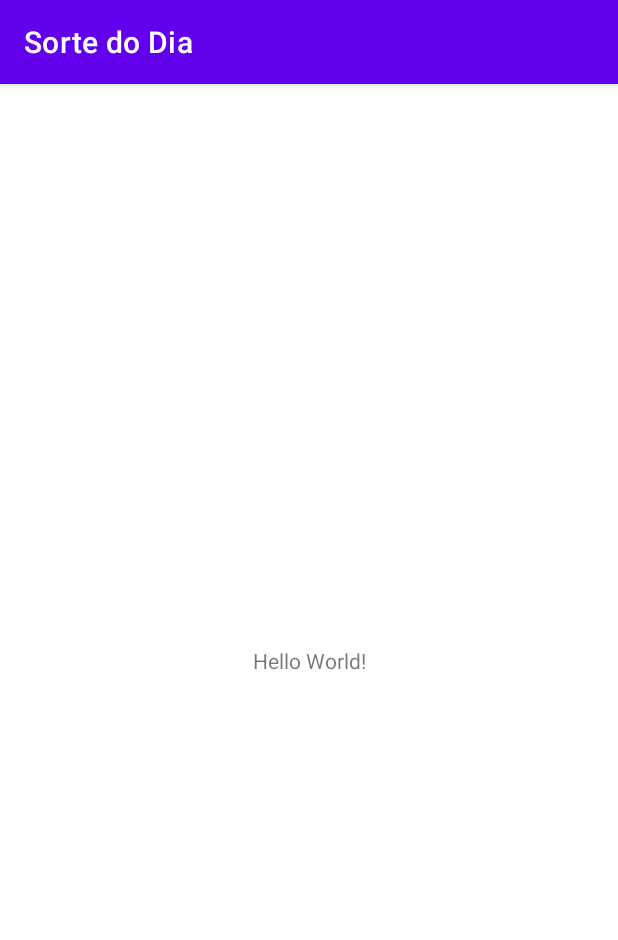
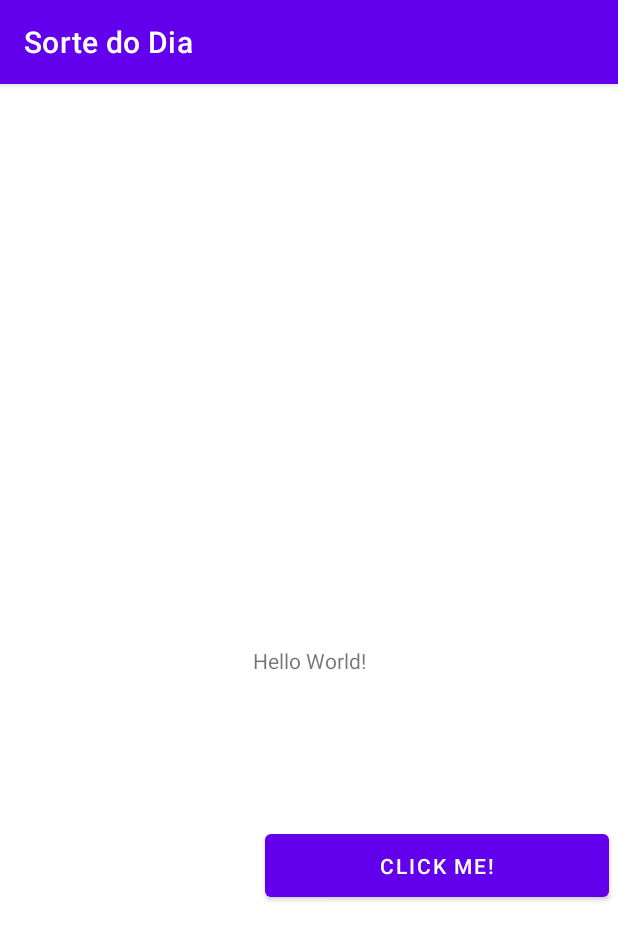
Before and after one commit to DubielaODestruidor/Sorte_do_Dia, an Android app: the screen it shows after launch (MainActivity), on a phone screen of 412 x 824 dp. Shown: the top 940 px of the screen. Run offline under Robolectric (Android 15) with nearby library versions, the phone set to English and light mode, and no system bars; 2 statements that could not run were skipped.

Commit message:
Sorte do dia

```diff
--- a/app/src/main/java/br/com/upsortedodia/MainActivity.java
+++ b/app/src/main/java/br/com/upsortedodia/MainActivity.java
@@ -3,12 +3,43 @@ package br.com.upsortedodia;
 import androidx.appcompat.app.AppCompatActivity;
 
 import android.os.Bundle;
+import android.view.View;
+import android.widget.Button;
+import android.widget.TextView;
+
+import java.util.AbstractList;
+import java.util.Random;
 
 public class MainActivity extends AppCompatActivity {
+
+    private TextView textViewTitle;
+    private Button buttonAction;
 
     @Override
     protected void onCreate(Bundle savedInstanceState) {
         super.onCreate(savedInstanceState);
         setContentView(R.layout.activity_main);
+
+        textViewTitle = findViewById(R.id.text_title);
+        buttonAction = findViewById(R.id.button_action);
+
+        AbstractList<String> messages = null;
+        messages.add("Você vai ser menos feio");
+        messages.add("Você vai ser menos burro");
+
+        View.OnClickListener listener = new View.OnClickListener() {
+
+            @Override
+
+            public void onClick(View view) {
+
+                int position = new Random().nextInt(messages.size());
+                String message = messages.get(position);
+                textViewTitle.setText(message);
+            }
+
+        };
+
+        buttonAction.setOnClickListener(listener);
     }
 }
--- a/app/src/main/res/layout/activity_main.xml
+++ b/app/src/main/res/layout/activity_main.xml
@@ -7,12 +7,24 @@
     tools:context=".MainActivity">
 
     <TextView
+        android:id="@+id/text_title"
         android:layout_width="wrap_content"
         android:layout_height="wrap_content"
         android:text="Hello World!"
+        android:textAlignment="center"
         app:layout_constraintBottom_toBottomOf="parent"
         app:layout_constraintEnd_toEndOf="parent"
         app:layout_constraintStart_toStartOf="parent"
         app:layout_constraintTop_toTopOf="parent" />
 
+    <Button
+        android:id="@+id/button_action"
+        android:layout_width="229dp"
+        android:layout_height="54dp"
+        android:layout_marginStart="8dp"
+        android:layout_marginTop="100dp"
+        android:text="Click me!"
+        app:layout_constraintStart_toStartOf="@+id/text_title"
+        app:layout_constraintTop_toBottomOf="@+id/text_title" />
+
 </androidx.constraintlayout.widget.ConstraintLayout>
```
